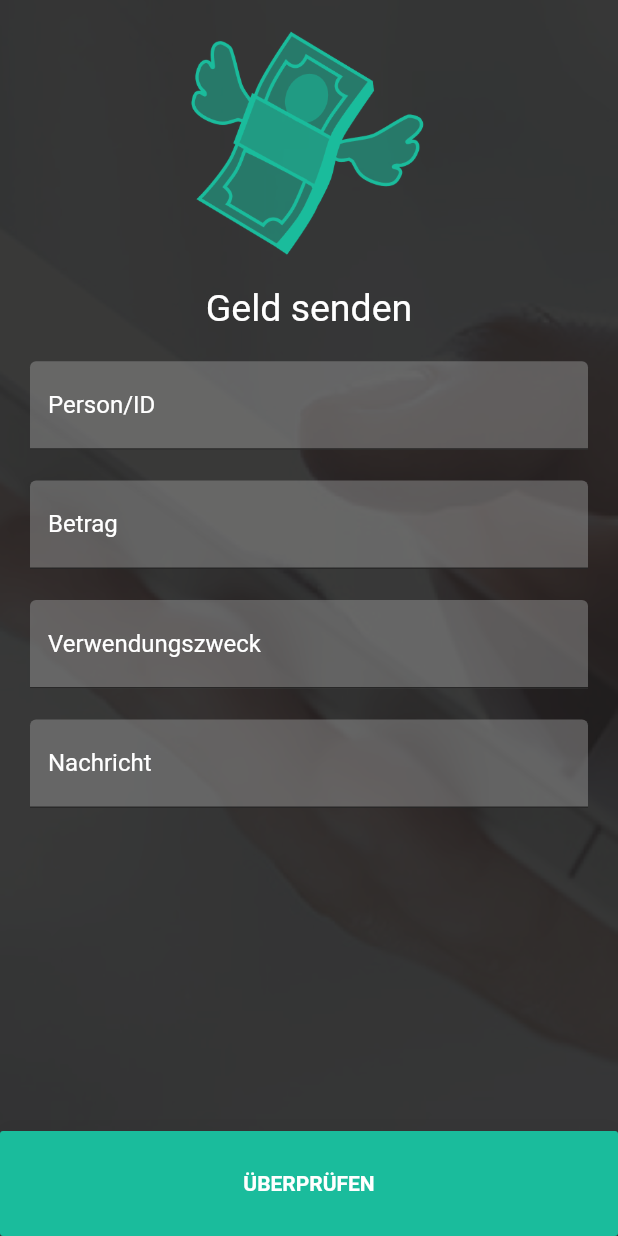
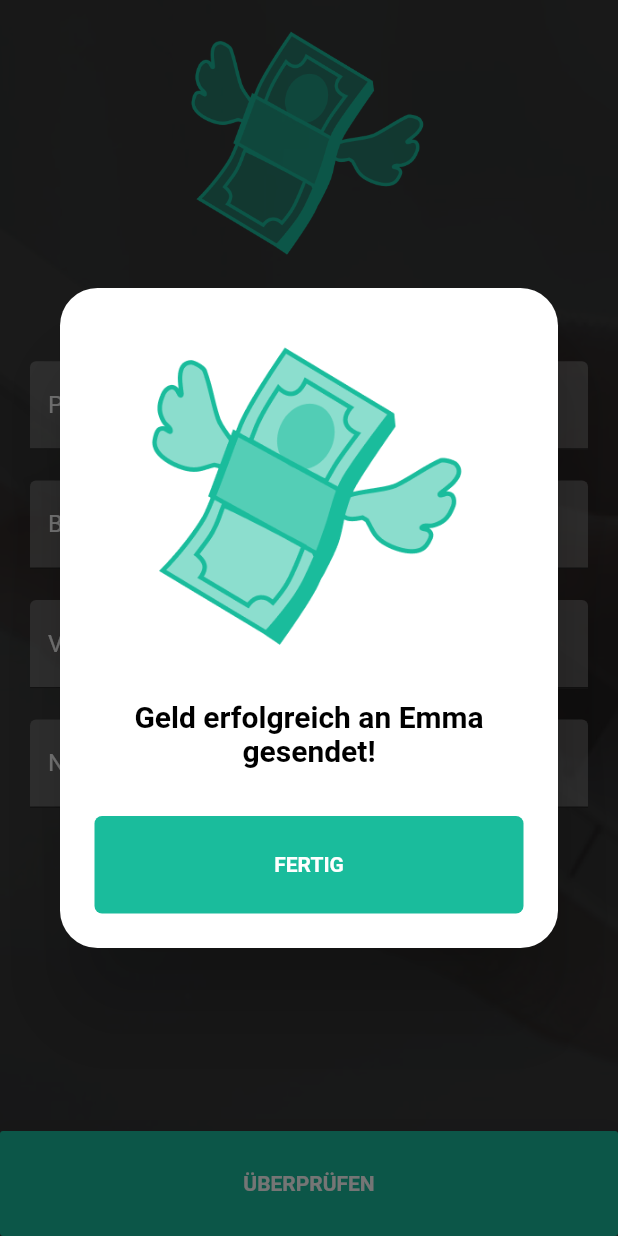
Before and after one commit to JanSchlte/gomobie_, a Flutter app: the TransactionScreen screen opened by its route, after a tap on "ÜBERPRÜFEN", on a phone screen of 412 x 824 dp. Run offline on Flutter 3.47's test engine with Material 2 defaults, Android fonts, the phone set to English and light mode, and no system bars; our stand-ins replace cloud_firestore, firebase_auth; accounts and stored records are empty; generated files the repository leaves out were written again; Roboto replaces fonts that are missing (Metropolis).

Commit message:
Added the

```diff
--- a/lib/pages/home/actions/send_money.dart
+++ b/lib/pages/home/actions/send_money.dart
@@ -95,6 +95,63 @@ class TransactionScreen extends StatelessWidget {
     );
   }
 
+  showAlertDialog(BuildContext context) {
+    Widget okButton = Padding(
+      padding: EdgeInsets.only(left: 15, right: 15, bottom: 15),
+      child: SizedBox(
+        height: 65,
+        width: 380,
+        child: FlatButton(
+          shape: RoundedRectangleBorder(
+            borderRadius: BorderRadius.all(
+              Radius.circular(5),
+            ),
+          ),
+          child: Text(
+            'FERTIG',
+            style: TextStyle(color: Colors.white, fontWeight: FontWeight.bold),
+          ),
+          color: Color(0xFF1ABC9C),
+          onPressed: () {
+            Navigator.pop(context);
+          },
+        ),
+      ),
+    );
+
+    AlertDialog alert = AlertDialog(
+      shape: RoundedRectangleBorder(
+        borderRadius: BorderRadius.all(
+          Radius.circular(25),
+        ),
+      ),
+      title: Padding(
+        padding: EdgeInsets.all(15),
+        child:
+            Image.asset('assets/general_assets/flying_money.png', height: 200),
+      ),
+      content: Text(
+        'Geld erfolgreich an Emma gesendet!',
+        textAlign: TextAlign.center,
+        style: TextStyle(
+          color: Colors.black,
+          fontWeight: FontWeight.bold,
+          fontSize: 20,
+        ),
+      ),
+      actions: [
+        okButton,
+      ],
+    );
+
+    showDialog(
+      context: context,
+      builder: (BuildContext context) {
+        return alert;
+      },
+    );
+  }
+
   @override
   Widget build(BuildContext context) {
     return Scaffold(
@@ -156,6 +213,8 @@ class TransactionScreen extends StatelessWidget {
                       elevation: 30,
                       color: Color(0xFF1ABC9C),
                       onPressed: () {
+                        showAlertDialog(context);
+                        //AlertDialog nur zum Frontend, gehört eigentlich zum nächsten Screen
                         //TODO: Validate the transaction-data
                       },
                       child: Text(
```
